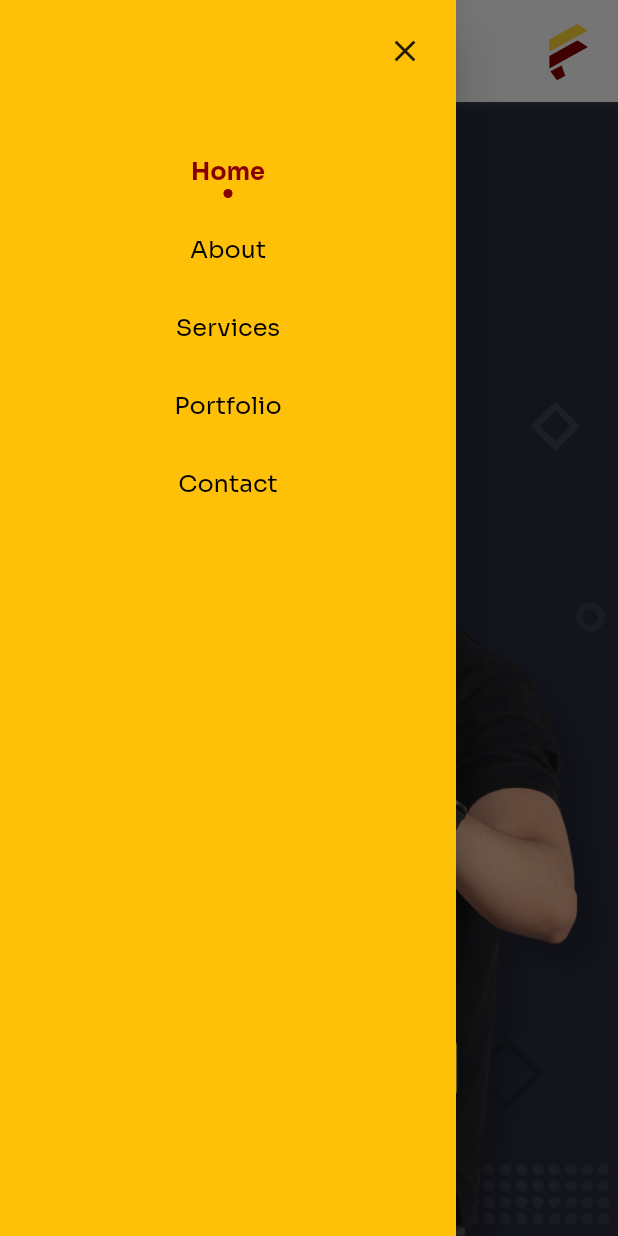
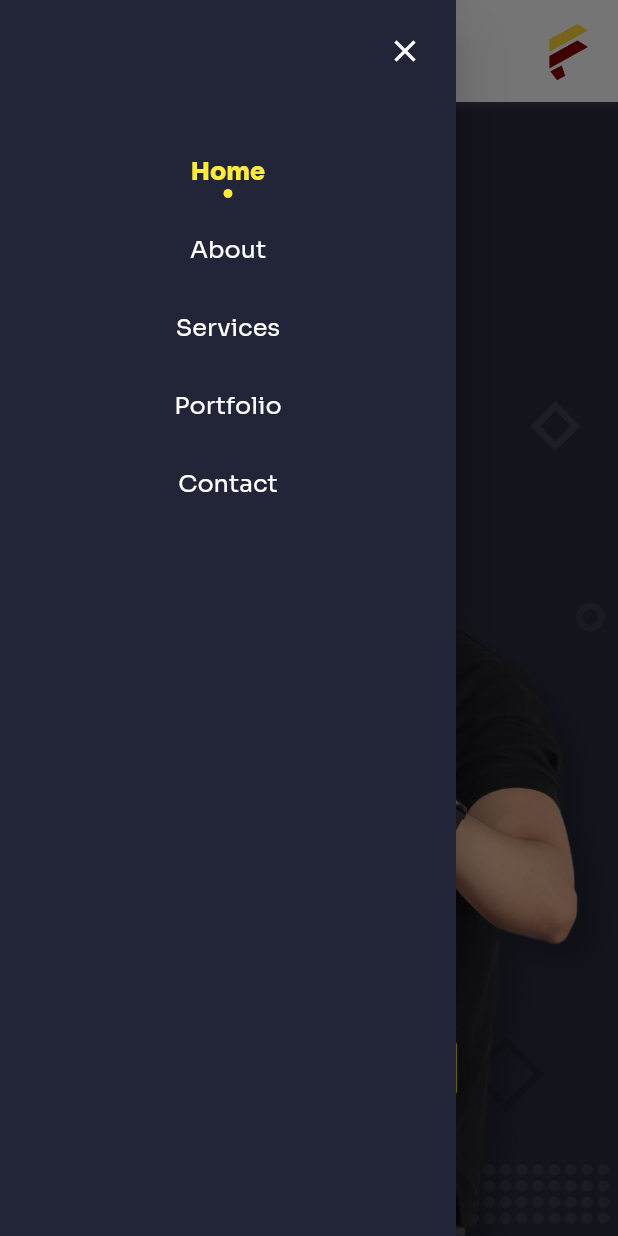
Before and after one commit to radhsyn83/portfolio, a Flutter app: the screen it shows after launch, with the side drawer open, on a phone screen of 412 x 824 dp. Run offline on Flutter 3.47's test engine with Material 2 defaults, Android fonts, the phone set to English and light mode, and no system bars; drawn by our look-alikes of scrollable_positioned_list; our stand-ins replace carousel_slider, equatable, expandable_page_view, google_fonts, smooth_page_indicator.

Commit message:
fix menus color

```diff
--- a/lib/ui/widgets/drawer.dart
+++ b/lib/ui/widgets/drawer.dart
@@ -32,7 +32,7 @@ class DrawerMenu extends StatelessWidget {
         valueListenable: sectionNotifier,
         builder: (context, value, child) {
           return Container(
-            color: Colors.amber,
+            color: themes.primaryColorDark,
             child: Column(
               children: [
                 Padding(
@@ -43,7 +43,10 @@ class DrawerMenu extends StatelessWidget {
                       onPressed: () {
                         scaffoldKey.currentState!.closeDrawer();
                       },
-                      icon: const Icon(Icons.close),
+                      icon: const Icon(
+                        Icons.close,
+                        color: Colors.white,
+                      ),
                     ),
                   ),
                 ),
@@ -72,10 +75,10 @@ class DrawerMenu extends StatelessWidget {
                                 e.title,
                                 style: GoogleFonts.sora(
                                     fontWeight:
-                                        e.isActived ? FontWeight.bold : null,
+                                        e.isActived ? FontWeight.w900 : null,
                                     color: e.isHover || e.isActived
-                                        ? themes.primaryColor
-                                        : Colors.black,
+                                        ? Colors.yellow[500]
+                                        : Colors.white,
                                     fontSize: 16),
                               ),
                             ),
@@ -91,9 +94,8 @@ class DrawerMenu extends StatelessWidget {
                                         height: 6,
                                         width: 6,
                                         decoration: BoxDecoration(
-                                          shape: BoxShape.circle,
-                                          color: themes.primaryColor,
-                                        ),
+                                            shape: BoxShape.circle,
+                                            color: Colors.yellow[500]),
                                       ),
                                     )))
                           ],
```
